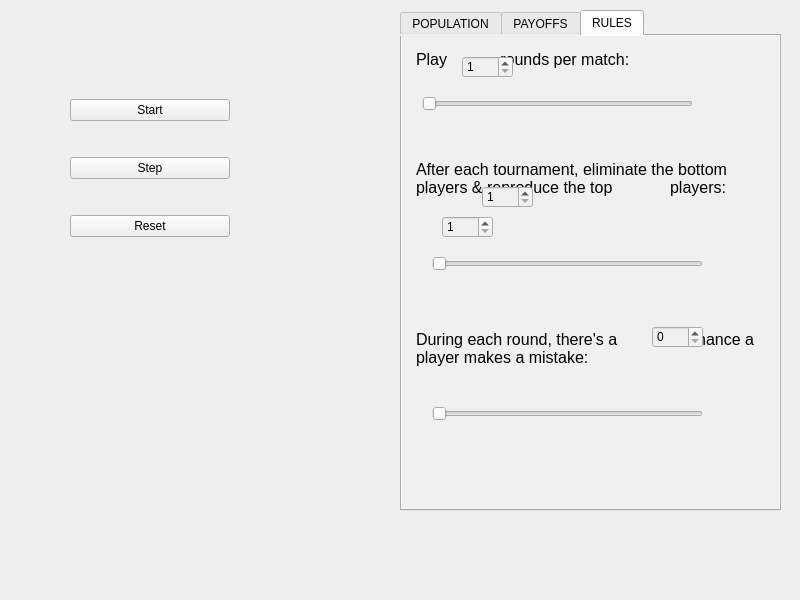
Before: the Qt Designer form pg_allplayers.ui in octopusflyz/QtProject-trust, drawn with Qt 5.
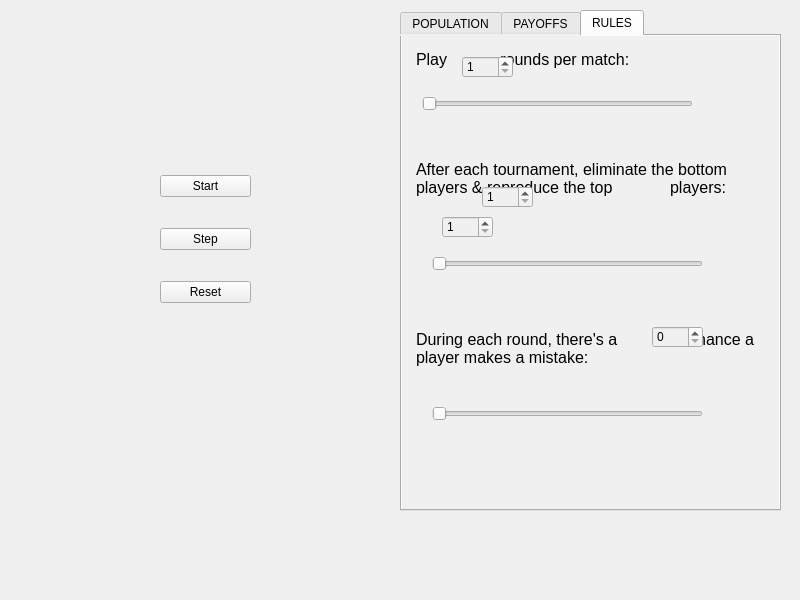
After: the same form once the commit is applied. Icons and pictures are not drawn. Custom widgets are drawn as their Qt base class.

The edit to the form file:
```diff
--- a/pg_allplayers.ui
+++ b/pg_allplayers.ui
@@ -892,10 +892,10 @@
   <widget class="QWidget" name="verticalLayoutWidget">
    <property name="geometry">
     <rect>
-     <x>70</x>
-     <y>69</y>
-     <width>160</width>
-     <height>201</height>
+     <x>160</x>
+     <y>150</y>
+     <width>91</width>
+     <height>181</height>
     </rect>
    </property>
    <layout class="QVBoxLayout" name="verticalLayout">
```
